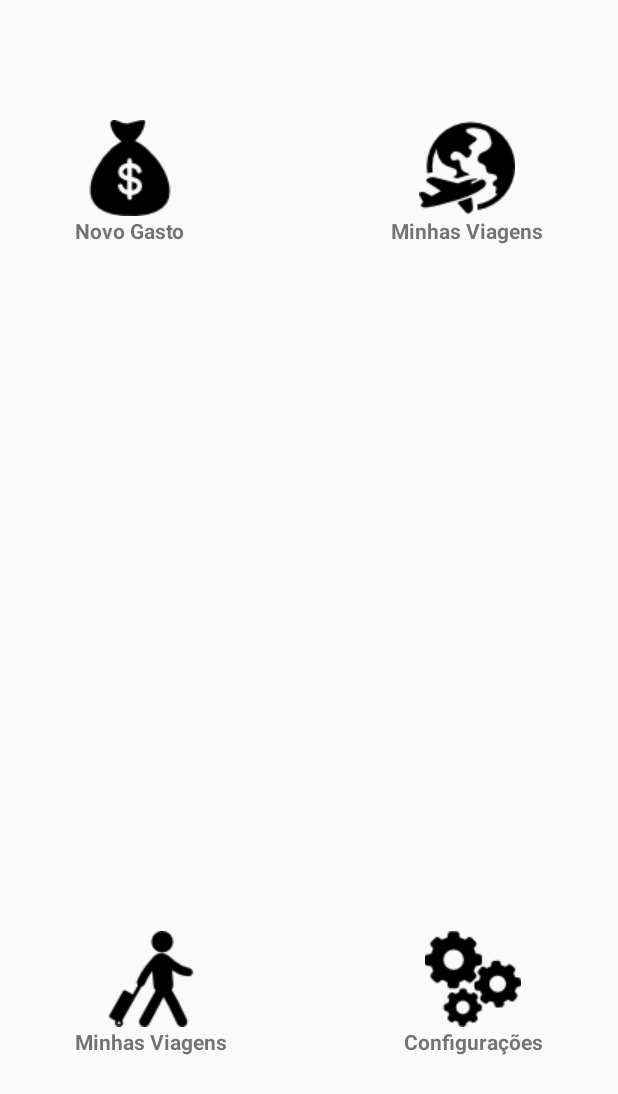
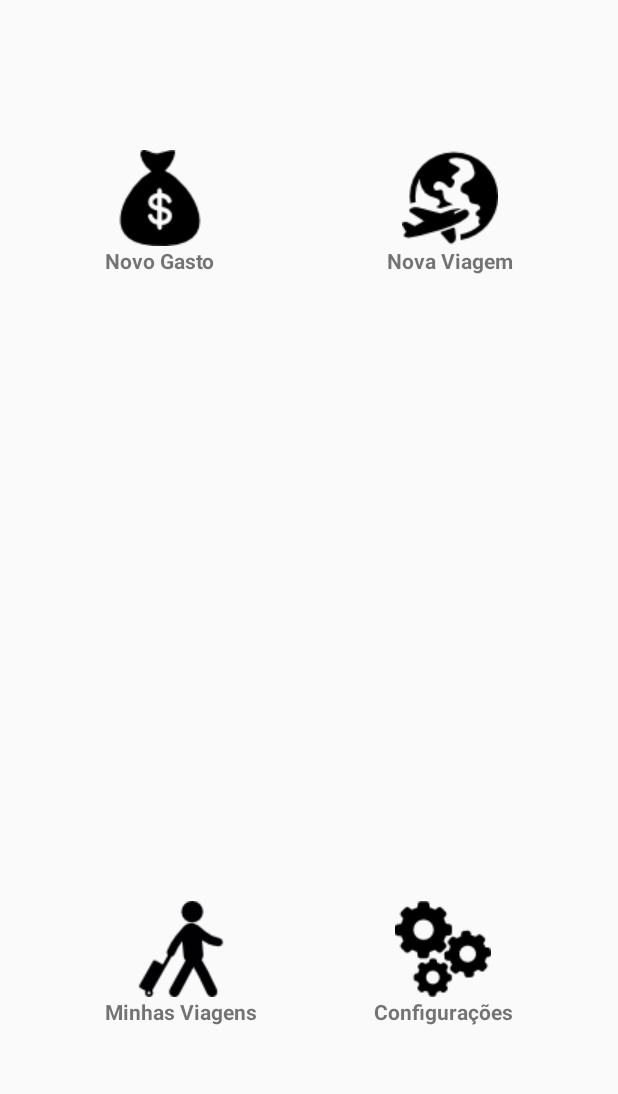
Before and after one commit to michael-artes/estudos-cdc, an Android app: the layout layout_dashboard.xml on its own in the app's theme, with its tools: preview values and no code run, on a phone screen of 412 x 824 dp. Shown: the top 1094 px of the screen. Run offline under Robolectric (Android 15) with nearby library versions, the phone set to English and light mode, and no system bars.

Commit message:
Commitando alterações

```diff
--- a/BoaViagem/app/src/main/AndroidManifest.xml
+++ b/BoaViagem/app/src/main/AndroidManifest.xml
@@ -11,15 +11,15 @@
         <activity
             android:name=".LoginActivity"
             android:label="@string/app_name" >
-        </activity>
-
-        <activity android:name=".DashboardActivity">
             <intent-filter>
                 <action android:name="android.intent.action.MAIN" />
                 <category android:name="android.intent.category.LAUNCHER" />
             </intent-filter>
         </activity>
 
+        <activity android:name=".DashboardActivity" />
+
+        <activity android:name=".ViagemActivity" />
 
     </application>
 
--- a/BoaViagem/app/src/main/res/layout/layout_dashboard.xml
+++ b/BoaViagem/app/src/main/res/layout/layout_dashboard.xml
@@ -6,7 +6,8 @@
 
     <RelativeLayout
         android:layout_width="match_parent"
-        android:layout_height="match_parent">
+        android:layout_height="match_parent"
+        android:layout_margin="20dp">
 
 
         <TextView
```
Also changed, not shown: BoaViagem/app/src/main/java/boaviagem/com/br/boaviagem/DashboardActivity.java (+8 -0 lines), BoaViagem/app/src/main/res/values/strings.xml (+11 -1 lines).
